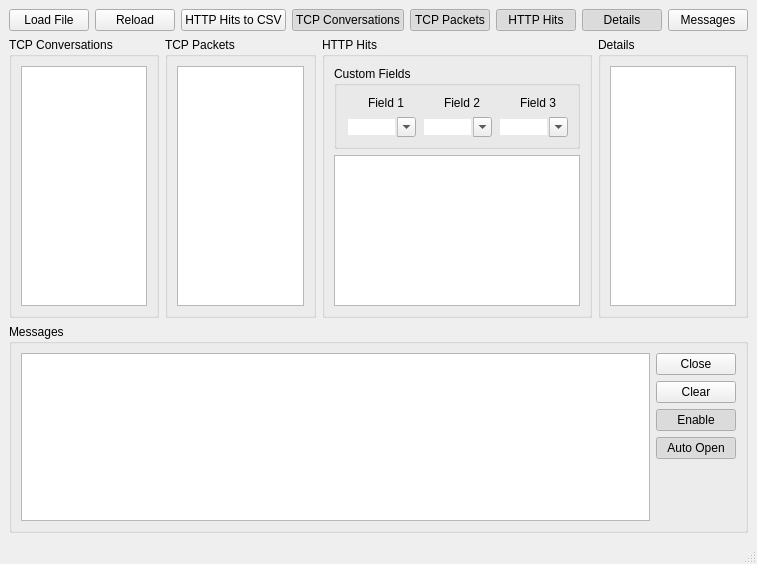
This is httppp/gui/httpppmainwindow.ui in g76r/httppp as Qt 5 draws it before an edit. The edited form follows.
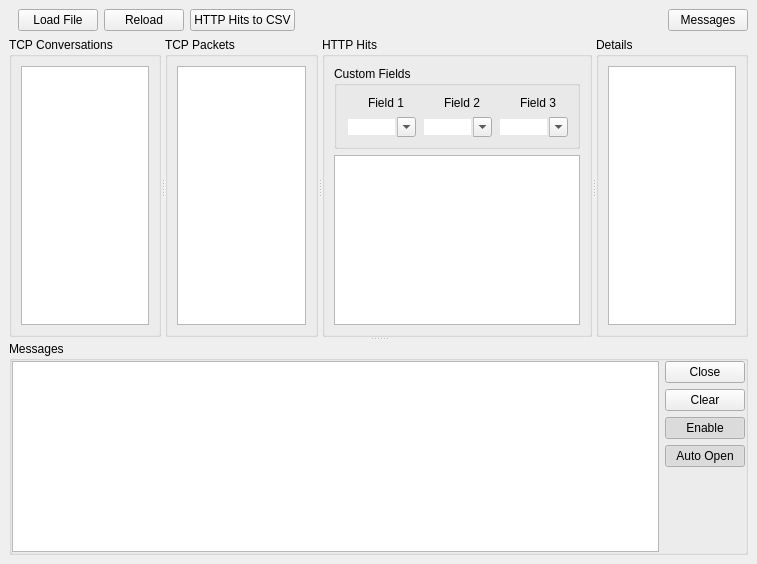
This is the edited form. Icons and pictures are not drawn. Custom widgets are drawn as their Qt base class.

Commit message: gui: panels are now user-resizable (using QSplitter)

```diff
--- a/httppp/gui/httpppmainwindow.ui
+++ b/httppp/gui/httpppmainwindow.ui
@@ -22,7 +22,13 @@
     <item>
      <widget class="QWidget" name="panelControls" native="true">
       <layout class="QHBoxLayout" name="horizontalLayout_2">
-       <property name="margin">
+       <property name="topMargin">
+        <number>0</number>
+       </property>
+       <property name="rightMargin">
+        <number>0</number>
+       </property>
+       <property name="bottomMargin">
         <number>0</number>
        </property>
        <item>
@@ -59,58 +65,6 @@
          </property>
         </spacer>
        </item>
-       <item>
-        <widget class="QPushButton" name="pushTcpConversations">
-         <property name="text">
-          <string>TCP Conversations</string>
-         </property>
-         <property name="checkable">
-          <bool>true</bool>
-         </property>
-         <property name="checked">
-          <bool>true</bool>
-         </property>
-        </widget>
-       </item>
-       <item>
-        <widget class="QPushButton" name="pushTcpPackets">
-         <property name="text">
-          <string>TCP Packets</string>
-         </property>
-         <property name="checkable">
-          <bool>true</bool>
-         </property>
-         <property name="checked">
-          <bool>true</bool>
-         </property>
-        </widget>
-       </item>
-       <item>
-        <widget class="QPushButton" name="pushHttpHits">
-         <property name="text">
-          <string>HTTP Hits</string>
-         </property>
-         <property name="checkable">
-          <bool>true</bool>
-         </property>
-         <property name="checked">
-          <bool>true</bool>
-         </property>
-        </widget>
-       </item>
-       <item>
-        <widget class="QPushButton" name="pushDetails">
-         <property name="text">
-          <string>Details</string>
-         </property>
-         <property name="checkable">
-          <bool>true</bool>
-         </property>
-         <property name="checked">
-          <bool>true</bool>
-         </property>
-        </widget>
-       </item>
        <item>
         <widget class="QPushButton" name="pushMessages">
          <property name="text">
@@ -125,6 +79,10 @@
      </widget>
     </item>
     <item>
+     <widget class="QSplitter" name="mainSplitter">
+      <property name="orientation">
+       <enum>Qt::Vertical</enum>
+      </property>
      <widget class="QWidget" name="panelPanels" native="true">
       <property name="sizePolicy">
        <sizepolicy hsizetype="Preferred" vsizetype="Expanding">
@@ -137,6 +95,10 @@
         <number>0</number>
        </property>
        <item>
+         <widget class="QSplitter" name="panelsSplitter">
+          <property name="orientation">
+           <enum>Qt::Horizontal</enum>
+          </property>
         <widget class="QGroupBox" name="panelTcpConversations">
          <property name="title">
           <string>TCP Conversations</string>
@@ -172,8 +134,6 @@
           </item>
          </layout>
         </widget>
-       </item>
-       <item>
         <widget class="QGroupBox" name="panelTcpPackets">
          <property name="title">
           <string>TCP Packets</string>
@@ -191,8 +151,6 @@
           </item>
          </layout>
         </widget>
-       </item>
-       <item>
         <widget class="QGroupBox" name="panelHttpHits">
          <property name="title">
           <string>HTTP Hits</string>
@@ -387,8 +345,6 @@
           </item>
          </layout>
         </widget>
-       </item>
-       <item>
         <widget class="QGroupBox" name="panelDetails">
          <property name="title">
           <string>Details</string>
@@ -406,16 +362,18 @@
           </item>
          </layout>
         </widget>
+         </widget>
        </item>
       </layout>
      </widget>
-    </item>
-    <item>
      <widget class="QGroupBox" name="panelMessages">
       <property name="title">
        <string>Messages</string>
       </property>
       <layout class="QHBoxLayout" name="horizontalLayout_6">
+        <property name="margin">
+         <number>0</number>
+        </property>
        <item>
         <widget class="QPlainTextEdit" name="messages"/>
        </item>
@@ -483,6 +441,7 @@
        </item>
       </layout>
      </widget>
+     </widget>
     </item>
    </layout>
   </widget>
@@ -496,7 +455,6 @@
     </rect>
    </property>
   </widget>
-  <widget class="QStatusBar" name="statusbar"/>
  </widget>
  <customwidgets>
   <customwidget>
```
Left out of the diff: 167 changed lines with no effect on the pictures. Lines whose indentation alone changed are shown as unchanged. The commit also changes 3 other files.
